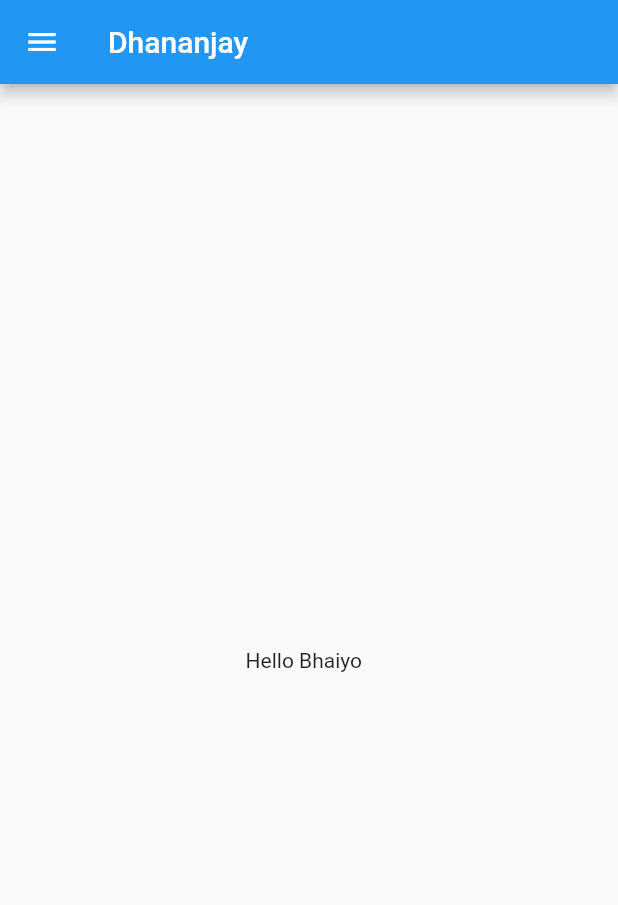
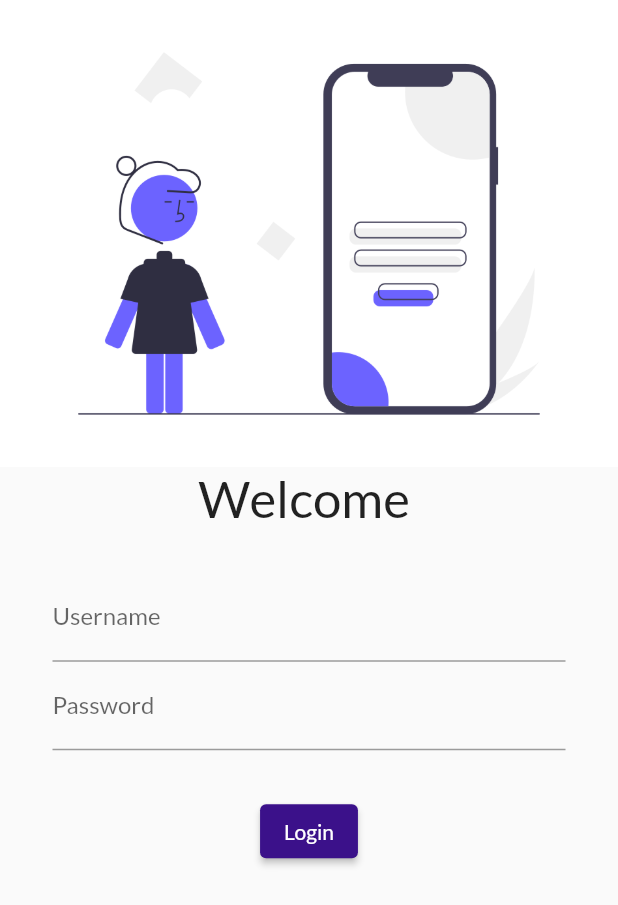
Before and after one commit to dhananjay093/first_App, a Flutter app: the screen it shows after launch, on a phone screen of 412 x 824 dp. Shown: the top 905 px of the screen. Run offline on Flutter 3.47's test engine with Material 2 defaults, Android fonts, the phone set to English and light mode, and no system bars; our stand-ins replace google_fonts.

Commit message:
day 4 comit

```diff
--- a/lib/main.dart
+++ b/lib/main.dart
@@ -1,16 +1,29 @@
 import 'package:flutter/material.dart';
-import 'homepage.dart';
+import 'package:flutter_application_1/pages/loginpage.dart';
+import 'package:google_fonts/google_fonts.dart';
+import 'pages/homepage.dart';
+import 'pages/loginpage.dart';
 
 void main() {
   runApp(Dhananjay());
 }
 
 class Dhananjay extends StatelessWidget {
+  const Dhananjay({Key? key}) : super(key: key);
 
   @override
   Widget build(BuildContext context) {
     return MaterialApp(
-      home: Homepage(),
+      themeMode: ThemeMode.light,
+      darkTheme: ThemeData(brightness: Brightness.dark),
+      theme: ThemeData(
+          primarySwatch: Colors.teal,
+          fontFamily: GoogleFonts.lato().fontFamily),
+      initialRoute: '/second',
+      routes: {
+        '/': (context) => HomePage(),
+        '/second': (context) => loginpage(),
+      },
     );
   }
 }
--- a/lib/homepage.dart
+++ b/lib/pages/homepage.dart
@@ -1,6 +1,6 @@
 import 'package:flutter/material.dart';
 
-class Homepage extends StatelessWidget {
+class HomePage extends StatelessWidget {
   @override
   Widget build(BuildContext context) {
     return Scaffold(
@@ -8,9 +8,7 @@ class Homepage extends StatelessWidget {
         title: Text("Dhananjay"),
       ),
       body: Center(
-        child: Container(
-          child: Text("Hello Bhaiyo  "),
-        ),
+        child: Text("Hello Bhaiyo  "),
       ),
       drawer: Drawer(),
     );
--- /dev/null
+++ b/lib/pages/loginpage.dart
@@ -0,0 +1,49 @@
+import 'package:flutter/material.dart';
+
+class loginpage extends StatelessWidget {
+  @override
+  Widget build(BuildContext context) {
+    return Material(
+      child: Column(
+        children: [
+          Image.asset(
+            'asset/image/login.png',
+            fit: BoxFit.cover,
+          ),
+          Text("Welcome ",
+              style: TextStyle(fontSize: 34, fontWeight: FontWeight.w400)),
+          SizedBox(
+            height: 10.0,
+          ),
+          Padding(
+            padding: EdgeInsets.symmetric(vertical: 20.0, horizontal: 35.0),
+            child: Column(
+              children: [
+                TextFormField(
+                    decoration: InputDecoration(
+                        hintText: "Input Username", labelText: "Username")),
+                TextFormField(
+                  obscureText: true,
+                  decoration: InputDecoration(
+                    hintText: "Input Password",
+                    labelText: "Password",
+                  ),
+                ),
+                SizedBox(
+                  height: 30.0,
+                ),
+                ElevatedButton(
+                    style: ElevatedButton.styleFrom(
+                        primary: Color.fromARGB(255, 59, 17, 138)),
+                    onPressed: () {
+                      Navigator.pushNamed(context, '/');
+                    },
+                    child: Text("Login"))
+              ],
+            ),
+          )
+        ],
+      ),
+    );
+  }
+}
--- a/pubspec.yaml
+++ b/pubspec.yaml
@@ -34,6 +34,7 @@ dependencies:
   # The following adds the Cupertino Icons font to your application.
   # Use with the CupertinoIcons class for iOS style icons.
   cupertino_icons: ^1.0.2
+  google_fonts: ^2.3.2
 
 dev_dependencies:
   flutter_test:
@@ -58,8 +59,8 @@ flutter:
   uses-material-design: true
 
   # To add assets to your application, add an assets section, like this:
-  # assets:
-  #   - images/a_dot_burr.jpeg
+  assets:
+   - asset/image/
   #   - images/a_dot_ham.jpeg
 
   # An image asset can refer to one or more resolution-specific "variants", see
```
Also changed, not shown: asset/image/login.png (added), asset/image/login_page.png (added), pubspec.lock, 1 other file.
